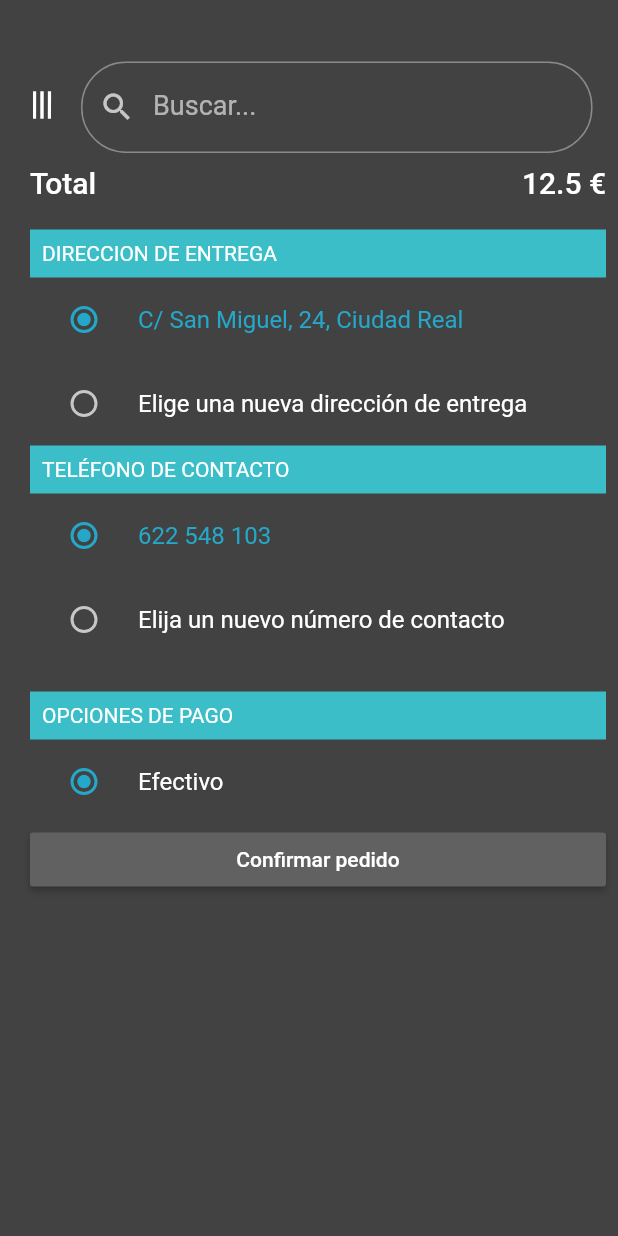
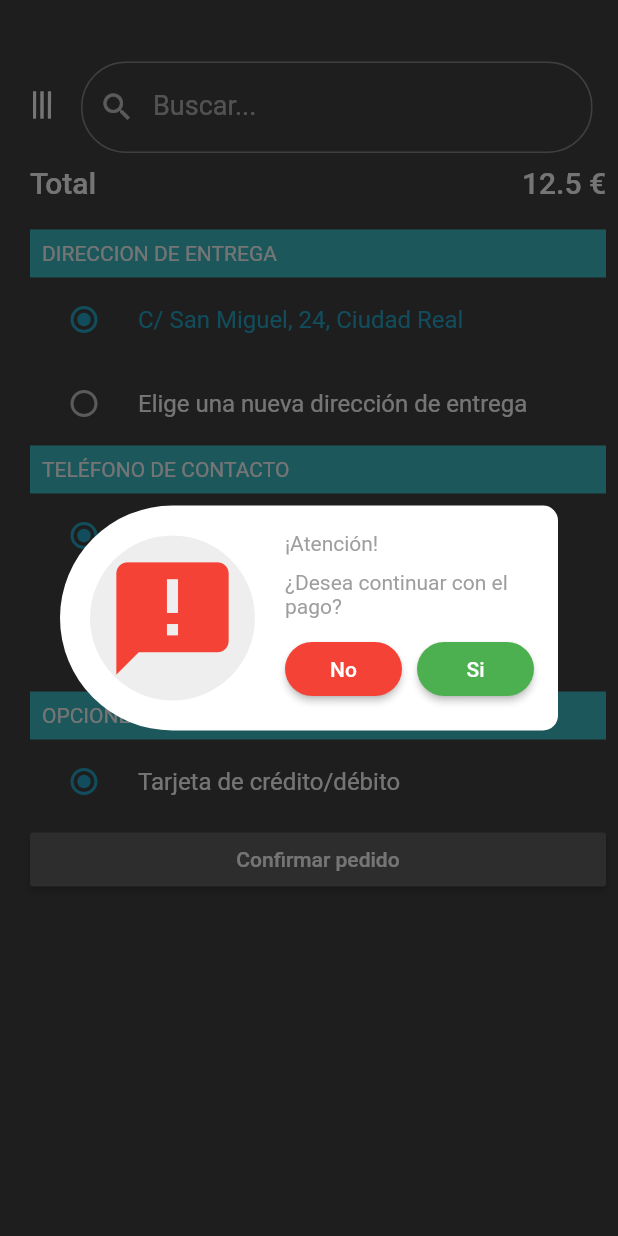
Before and after one commit to FenriRuiz/The_Good_Plate, a Flutter app: the ConfirmarPedido screen opened directly, after a tap on "Confirmar pedido", on a phone screen of 412 x 824 dp. Run offline on Flutter 3.47's test engine with Material 2 defaults, Android fonts, the phone set to English and light mode, and no system bars; our stand-ins replace fluttertoast, google_maps_flutter, image_picker, wave; missing offline and left inert: card_settings; network calls fail; Roboto replaces fonts that are missing (Montserrat).

Commit message:
Hito 1
Últimas modificaciones antes de la presentación del hito 1

```diff
--- /dev/null
+++ b/lib/auxiliar/beautiful_alert_dialog.dart
@@ -0,0 +1,103 @@
+import 'package:flutter/material.dart';
+import 'package:the_good_plate/auxiliar/payment_success_dialog.dart';
+
+
+class BeautifulAlertDialog extends StatelessWidget {
+  @override
+  Widget build(BuildContext context) {
+    return Center(
+      child: Dialog(
+        elevation: 0,
+        backgroundColor: Colors.transparent,
+        child: Container(
+          padding: EdgeInsets.only(right: 16.0),
+          height: 150,
+          decoration: BoxDecoration(
+            color: Colors.white,
+            borderRadius: BorderRadius.only(
+              topLeft: Radius.circular(75),
+              bottomLeft: Radius.circular(75),
+              topRight: Radius.circular(10),
+              bottomRight: Radius.circular(10),
+            ),
+          ),
+          child: Row(
+            children: <Widget>[
+              SizedBox(
+                width: 20.0,
+              ),
+              CircleAvatar(
+                radius: 55,
+                backgroundColor: Colors.grey.shade200,
+                child: Icon(Icons.announcement, size: 90.0, color: Colors.red,)
+              ),
+              SizedBox(
+                width: 20.0,
+              ),
+              Expanded(
+                child: Column(
+                  mainAxisAlignment: MainAxisAlignment.center,
+                  crossAxisAlignment: CrossAxisAlignment.start,
+                  children: <Widget>[
+                    Text(
+                      "¡Atención!",
+                      style: TextStyle(color: Colors.grey),
+                    ),
+                    SizedBox(
+                      height: 10.0,
+                    ),
+                    Flexible(
+                      child: Text("¿Desea continuar con el pago?",style: TextStyle(color: Colors.grey,)),
+                    ),
+                    SizedBox(
+                      height: 10.0,
+                    ),
+                    Row(
+                      children: <Widget>[
+                        Expanded(
+                          child: RaisedButton(
+                            child: Text("No"),
+                            color: Colors.red,
+                            colorBrightness: Brightness.dark,
+                            onPressed: () {
+                              Navigator.pop(context);
+                            },
+                            shape: RoundedRectangleBorder(
+                                borderRadius: BorderRadius.circular(20.0)),
+                          ),
+                        ),
+                        SizedBox(width: 10.0),
+                        Expanded(
+                          child: RaisedButton(
+                            child: Text("Si"),
+                            color: Colors.green,
+                            colorBrightness: Brightness.dark,
+                            onPressed: () {
+                              //_paymentSuccessDialog(context);
+                              Navigator.of(_paymentSuccessDialog(context)).pop();
+                            },
+                            shape: RoundedRectangleBorder(
+                                borderRadius: BorderRadius.circular(20.0)),
+                          ),
+                        )
+                      ],
+                    )
+                  ],
+                ),
+              )
+            ],
+          ),
+        ),
+      ),
+    );
+  }
+      _paymentSuccessDialog( BuildContext context ) {
+    showDialog(
+      context: context,
+      builder: (BuildContext context) {
+        return PaymentSuccessDialog();
+      }
+    );
+  }
+
+}
--- a/lib/auxiliar/confirmacion_pago.dart
+++ /dev/null
@@ -1,2 +0,0 @@
-import 'package:flutter/material.dart';
-//import 'package:flutter/widgets/dialogs/beautiful_alert_dialog.dart';
--- a/lib/main.dart
+++ b/lib/main.dart
@@ -13,7 +13,6 @@ void main() {
         backgroundColor: Colors.grey[800],
         canvasColor: Colors.grey[800],
         accentColor: Color.fromRGBO(36, 167, 200, 100), //azul
-        //Rojo: Color.fromRGBO(200,69,36,100),
       ),
       debugShowCheckedModeBanner: false,
       routes: <String, WidgetBuilder>{
--- a/lib/rutas/confirmar_pedido.dart
+++ b/lib/rutas/confirmar_pedido.dart
@@ -1,5 +1,6 @@
 import 'package:flutter/material.dart';
 import 'package:the_good_plate/auxiliar/guillotinaMenu.dart';
+import 'package:the_good_plate/auxiliar/beautiful_alert_dialog.dart';
 
 class ConfirmarPedido extends StatefulWidget {
   ConfirmarPedidoState createState() => new ConfirmarPedidoState();
@@ -105,14 +106,14 @@ class ConfirmarPedidoState extends State<ConfirmarPedido> {
             RadioListTile(
               groupValue: true,
               value: true,
-              title: Text("Efectivo"),
+              title: Text("Tarjeta de crédito/débito"),
               onChanged: (value) {},
             ),
             Container(
               width: double.infinity,
               child: RaisedButton(
                 color: Theme.of(context).primaryColor,
-                onPressed: () => {},
+                onPressed: () => {_alertDialog(context)},
                 child: Text(
                   "Confirmar pedido",
                   style: TextStyle(color: Colors.white),
@@ -135,4 +136,13 @@ class ConfirmarPedidoState extends State<ConfirmarPedido> {
               ],
             )));
   }
+
+  _alertDialog(BuildContext context) {
+    showDialog(
+      context: context,
+      builder: (BuildContext context) {
+        return BeautifulAlertDialog();
+      }
+    );
+  }
 }
```
Also changed, not shown: lib/auxiliar/animatedFab.dart (deleted, +0 -168 lines), lib/auxiliar/custom_clippers.dart (+12 -10 lines), lib/auxiliar/payment_success_dialog.dart (added, +152 -0 lines), lib/rutas/editarPerfil.dart (+1 -7 lines), lib/rutas/modificarPerfil.dart (+49 -3 lines), lib/rutas/pedidos.dart (+23 -15 lines), lib/rutas/perfil.dart (+11 -4 lines), lib/rutas/registrar.dart (+0 -26 lines).
